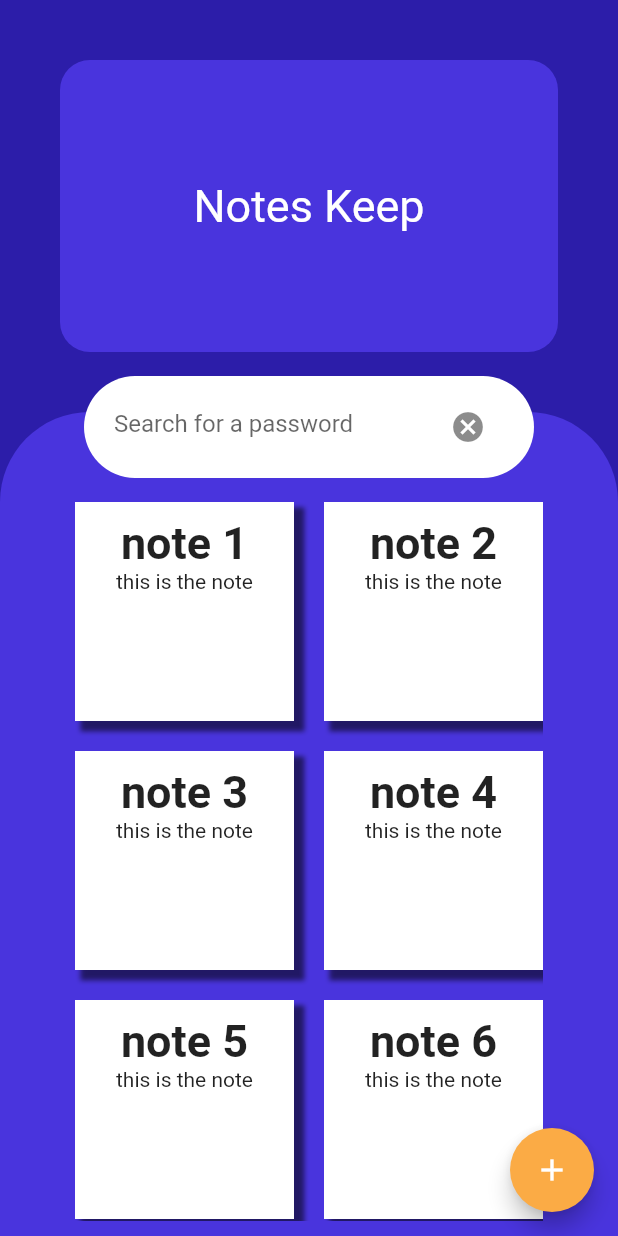
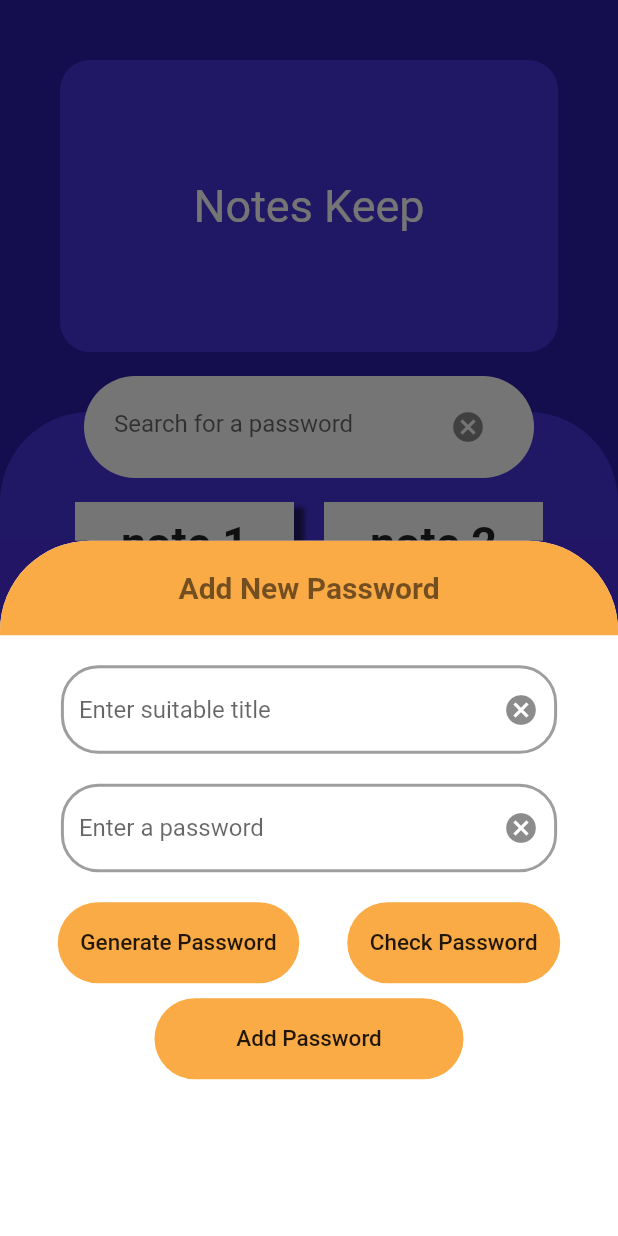
Before and after one commit to dev-saurav/password_manager, a Flutter app: the screen it shows after launch, after a tap on the "add" icon, on a phone screen of 412 x 824 dp. Run offline on Flutter 3.47's test engine with Material 2 defaults, Android fonts, the phone set to English and light mode, and no system bars.

Commit message:
made the ui of the add note

```diff
--- a/lib/Constants.dart
+++ b/lib/Constants.dart
@@ -1,5 +1,6 @@
 import 'package:flutter/material.dart';
 
-Color backgroundColorScreen = Color(0xFF2C1DA9);
-Color floatingActionButtonColor = Color(0xFFFBAB45);
-Color appForegroundColor = Color(0xFF4934DD);
+Color kbackgroundColorScreen = Color(0xFF2C1DA9);
+Color kfloatingActionButtonColor = Color(0xFFFBAB45);
+Color kappForegroundColor = Color(0xFF4934DD);
+Color kdarkbackgroundColor = Color(0xFF221565);
--- a/lib/main.dart
+++ b/lib/main.dart
@@ -1,4 +1,5 @@
 import 'package:flutter/material.dart';
+import 'package:password_manager/widgets/addNote.dart';
 import 'package:password_manager/widgets/header.dart';
 import 'package:password_manager/widgets/noteGrid.dart';
 import 'package:password_manager/widgets/search_bar.dart';
@@ -31,10 +32,17 @@ class _MyHomePageState extends State<MyHomePage> {
   @override
   Widget build(BuildContext context) {
     return Scaffold(
-      backgroundColor: backgroundColorScreen,
+      backgroundColor: kbackgroundColorScreen,
       floatingActionButton: FloatingActionButton(
-        backgroundColor: floatingActionButtonColor,
-        onPressed: () {},
+        backgroundColor: kfloatingActionButtonColor,
+        onPressed: () {
+          showModalBottomSheet(
+              backgroundColor: kdarkbackgroundColor,
+              context: context,
+              builder: (context) {
+                return AddNote();
+              });
+        },
         child: Icon(Icons.add),
       ),
       body: SafeArea(
@@ -52,7 +60,7 @@ class _MyHomePageState extends State<MyHomePage> {
                 children: <Widget>[
                   Container(
                     decoration: BoxDecoration(
-                      color: appForegroundColor,
+                      color: kappForegroundColor,
                       borderRadius: BorderRadius.only(
                         topLeft: Radius.circular(60),
                         topRight: Radius.circular(60),
--- /dev/null
+++ b/lib/widgets/addNote.dart
@@ -0,0 +1,150 @@
+import 'package:flutter/cupertino.dart';
+import 'package:flutter/material.dart';
+import 'package:password_manager/widgets/input_text_field.dart';
+import '../Constants.dart';
+
+class AddNote extends StatelessWidget {
+  @override
+  Widget build(BuildContext context) {
+    return Container(
+      decoration: BoxDecoration(
+        color: Colors.white,
+        borderRadius: BorderRadius.only(
+          topLeft: Radius.circular(60),
+          topRight: Radius.circular(60),
+        ),
+      ),
+      child: Column(
+        children: <Widget>[
+          Container(
+            width: double.infinity,
+            padding: EdgeInsets.symmetric(vertical: 20),
+            decoration: BoxDecoration(
+              color: kfloatingActionButtonColor,
+              borderRadius: BorderRadius.only(
+                topLeft: Radius.circular(60),
+                topRight: Radius.circular(60),
+              ),
+            ),
+            child: Text(
+              "Add New Password",
+              textAlign: TextAlign.center,
+              style: TextStyle(
+                color: Colors.black54,
+                fontSize: 20,
+                fontWeight: FontWeight.bold,
+              ),
+            ),
+          ),
+          SizedBox(
+            height: 10,
+          ),
+          Row(
+            mainAxisAlignment: MainAxisAlignment.center,
+            children: <Widget>[
+              InputTextField(
+                widthOfBar: MediaQuery.of(context).size.width * 0.9,
+                hintText: "Enter suitable title",
+                fillColor: Colors.white,
+                focusBorder: OutlineInputBorder(
+                  borderRadius: BorderRadius.circular(25.0),
+                  borderSide: BorderSide(
+                    color: Colors.blue,
+                  ),
+                ),
+                enableBorder: OutlineInputBorder(
+                  borderRadius: BorderRadius.circular(25.0),
+                  borderSide: BorderSide(
+                    color: Colors.grey,
+                    width: 2.0,
+                  ),
+                ),
+              ),
+            ],
+          ),
+          Row(
+            mainAxisAlignment: MainAxisAlignment.center,
+            children: <Widget>[
+              InputTextField(
+                widthOfBar: MediaQuery.of(context).size.width * 0.9,
+                hintText: "Enter a password",
+                fillColor: Colors.white,
+                focusBorder: OutlineInputBorder(
+                  borderRadius: BorderRadius.circular(25.0),
+                  borderSide: BorderSide(
+                    color: Colors.blue,
+                  ),
+                ),
+                enableBorder: OutlineInputBorder(
+                  borderRadius: BorderRadius.circular(25.0),
+                  borderSide: BorderSide(
+                    color: Colors.grey,
+                    width: 2.0,
+                  ),
+                ),
+              ),
+            ],
+          ),
+          SizedBox(
+            height: 10,
+          ),
+          Row(
+            mainAxisAlignment: MainAxisAlignment.center,
+            children: <Widget>[
+              FlatButton(
+                child: Container(
+                  padding: EdgeInsets.symmetric(horizontal: 15, vertical: 18),
+                  decoration: BoxDecoration(
+                    borderRadius: BorderRadius.all(Radius.circular(50)),
+                    color: kfloatingActionButtonColor,
+                  ),
+                  child: Text(
+                    "Generate Password",
+                    style: TextStyle(fontSize: 15),
+                  ),
+                ),
+                onPressed: () {},
+              ),
+              FlatButton(
+                child: Container(
+                  padding: EdgeInsets.symmetric(horizontal: 15, vertical: 18),
+                  decoration: BoxDecoration(
+                    borderRadius: BorderRadius.all(Radius.circular(50)),
+                    color: kfloatingActionButtonColor,
+                  ),
+                  child: Text(
+                    "Check Password",
+                    style: TextStyle(fontSize: 15),
+                  ),
+                ),
+                onPressed: () {},
+              )
+            ],
+          ),
+          SizedBox(
+            height: 10,
+          ),
+          Row(
+            mainAxisAlignment: MainAxisAlignment.center,
+            children: <Widget>[
+              FlatButton(
+                child: Container(
+                  width: MediaQuery.of(context).size.width * 0.5,
+                  padding: EdgeInsets.symmetric(horizontal: 15, vertical: 18),
+                  decoration: BoxDecoration(
+                    borderRadius: BorderRadius.all(Radius.circular(50)),
+                    color: kfloatingActionButtonColor,
+                  ),
+                  child: Text("Add Password",
+                      textAlign: TextAlign.center,
+                      style: TextStyle(fontSize: 15)),
+                ),
+                onPressed: () {},
+              )
+            ],
+          )
+        ],
+      ),
+    );
+  }
+}
--- a/lib/widgets/header.dart
+++ b/lib/widgets/header.dart
@@ -8,7 +8,7 @@ class Header extends StatelessWidget {
       width: double.infinity,
       margin: EdgeInsets.all(40),
       decoration: BoxDecoration(
-        color: appForegroundColor,
+        color: kappForegroundColor,
         borderRadius: BorderRadius.all(
           Radius.circular(20),
         ),
--- /dev/null
+++ b/lib/widgets/input_text_field.dart
@@ -0,0 +1,43 @@
+import 'package:flutter/material.dart';
+
+class InputTextField extends StatelessWidget {
+  final Color fillColor;
+  final String hintText;
+  final focusBorder;
+  final enableBorder;
+  final widthOfBar;
+  InputTextField(
+      {this.fillColor,
+      this.hintText,
+      this.focusBorder,
+      this.enableBorder,
+      this.widthOfBar});
+  @override
+  Widget build(BuildContext context) {
+    return Container(
+      width: widthOfBar,
+      decoration: BoxDecoration(
+        color: fillColor,
+        borderRadius: BorderRadius.all(
+          Radius.circular(50),
+        ),
+      ),
+      child: Padding(
+        padding: const EdgeInsets.symmetric(vertical: 10, horizontal: 20),
+        child: TextField(
+          autofocus: false,
+          decoration: InputDecoration(
+            focusedBorder: focusBorder,
+            enabledBorder: enableBorder,
+            hintText: hintText,
+            suffixIcon: IconButton(
+              icon: Icon(Icons.cancel),
+              onPressed: () {},
+            ),
+          ),
+          onChanged: (newString) {},
+        ),
+      ),
+    );
+  }
+}
```
